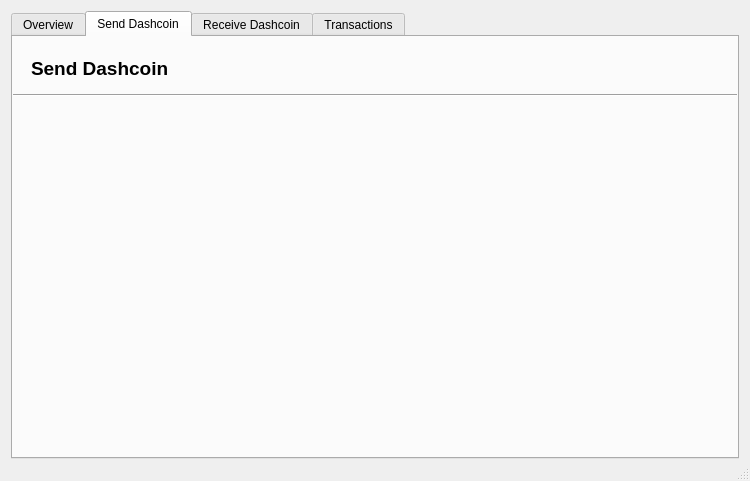
Qt form dashcoinwallet.ui (pwstegman/DashcoinWalletGUI) before a commit.
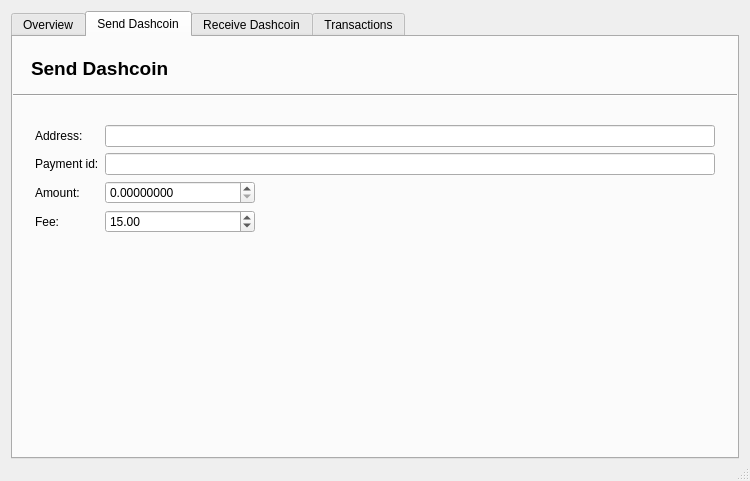
The same form after that commit. The open tabs and pages were chosen to show the change.

Commit message: Added send form

The edit to the form file:
```diff
--- a/dashcoinwallet.ui
+++ b/dashcoinwallet.ui
@@ -318,7 +318,94 @@
             </widget>
            </item>
            <item>
-            <widget class="QWidget" name="widget_5" native="true"/>
+            <widget class="QWidget" name="senddashcoin" native="true">
+             <layout class="QFormLayout" name="formLayout_3">
+              <item row="0" column="0" colspan="2">
+               <widget class="QWidget" name="sendForm" native="true">
+                <property name="minimumSize">
+                 <size>
+                  <width>10</width>
+                  <height>10</height>
+                 </size>
+                </property>
+                <layout class="QFormLayout" name="formLayout_4">
+                 <property name="fieldGrowthPolicy">
+                  <enum>QFormLayout::AllNonFixedFieldsGrow</enum>
+                 </property>
+                 <item row="0" column="0">
+                  <widget class="QLabel" name="label_4">
+                   <property name="text">
+                    <string>Address:</string>
+                   </property>
+                  </widget>
+                 </item>
+                 <item row="0" column="1">
+                  <widget class="QLineEdit" name="lineEdit"/>
+                 </item>
+                 <item row="1" column="0">
+                  <widget class="QLabel" name="label_5">
+                   <property name="text">
+                    <string>Payment id:</string>
+                   </property>
+                  </widget>
+                 </item>
+                 <item row="1" column="1">
+                  <widget class="QLineEdit" name="lineEdit_2"/>
+                 </item>
+                 <item row="2" column="0">
+                  <widget class="QLabel" name="label_9">
+                   <property name="text">
+                    <string>Amount:</string>
+                   </property>
+                  </widget>
+                 </item>
+                 <item row="3" column="0">
+                  <widget class="QLabel" name="label_10">
+                   <property name="text">
+                    <string>Fee:</string>
+                   </property>
+                  </widget>
+                 </item>
+                 <item row="2" column="1">
+                  <widget class="QDoubleSpinBox" name="doubleSpinBox">
+                   <property name="maximumSize">
+                    <size>
+                     <width>150</width>
+                     <height>16777215</height>
+                    </size>
+                   </property>
+                   <property name="decimals">
+                    <number>8</number>
+                   </property>
+                   <property name="minimum">
+                    <double>0.000000000000000</double>
+                   </property>
+                   <property name="maximum">
+                    <double>1000000000.000000000000000</double>
+                   </property>
+                  </widget>
+                 </item>
+                 <item row="3" column="1">
+                  <widget class="QDoubleSpinBox" name="doubleSpinBox_2">
+                   <property name="maximumSize">
+                    <size>
+                     <width>150</width>
+                     <height>16777215</height>
+                    </size>
+                   </property>
+                   <property name="maximum">
+                    <double>100.000000000000000</double>
+                   </property>
+                   <property name="value">
+                    <double>15.000000000000000</double>
+                   </property>
+                  </widget>
+                 </item>
+                </layout>
+               </widget>
+              </item>
+             </layout>
+            </widget>
            </item>
           </layout>
          </widget>
```
Left out of the diff: 2 changed lines with no effect on the pictures. The commit also changes 1 other file.
